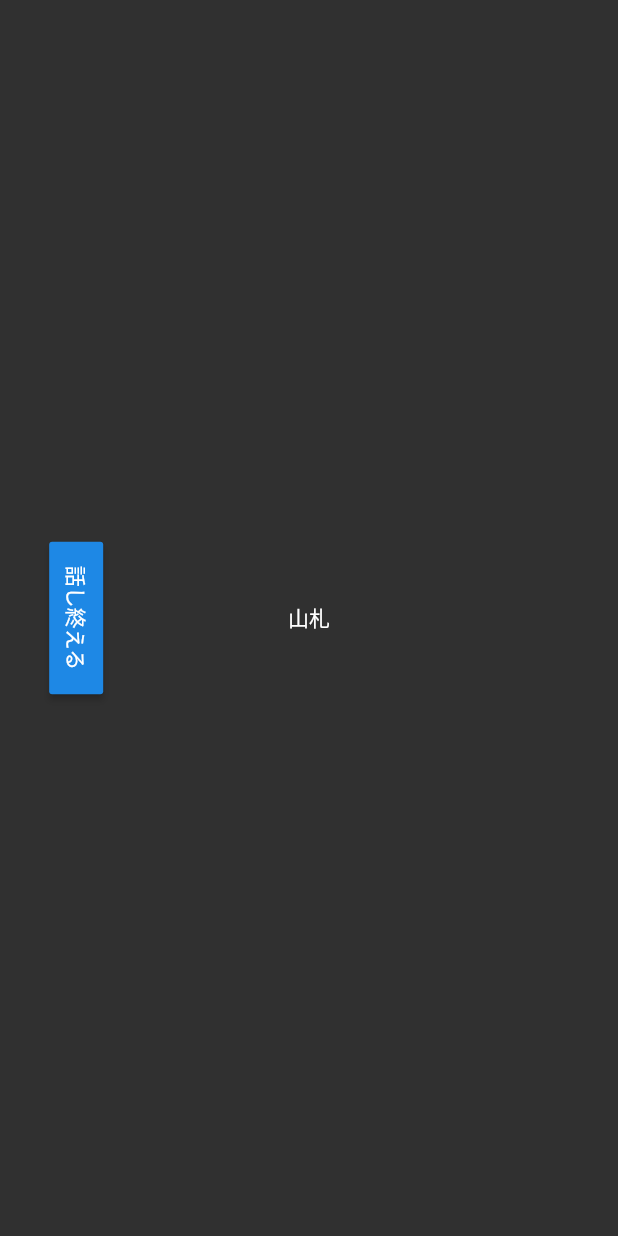
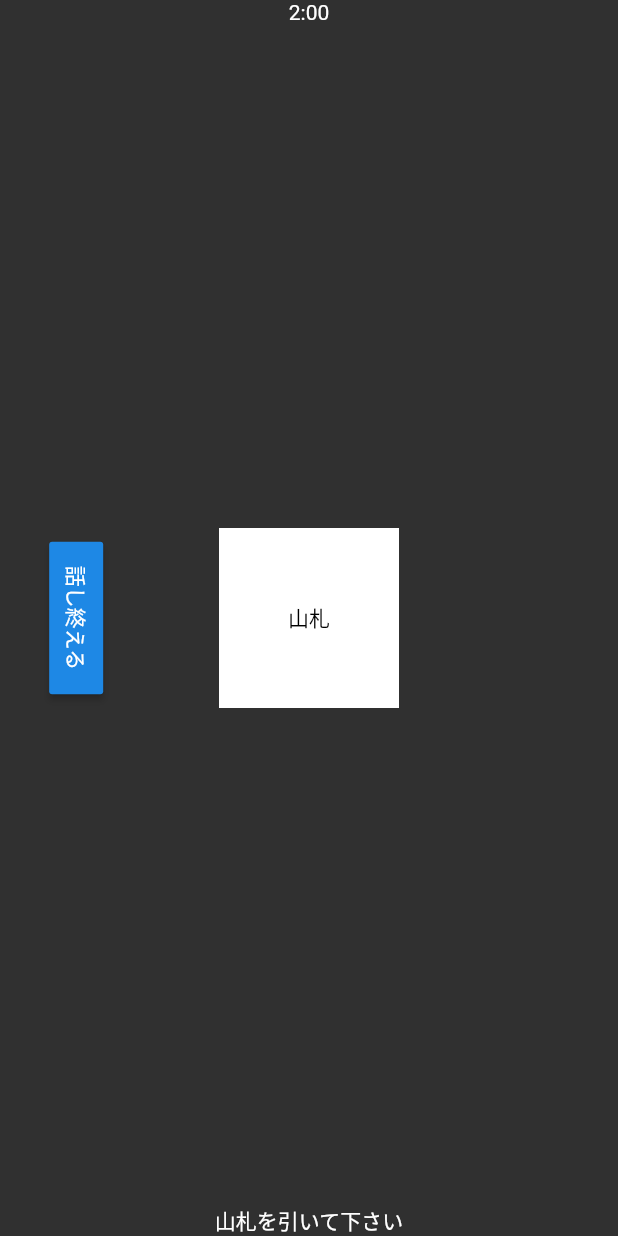
Before and after one commit to salty317/duel, a Flutter app: the DuelPage screen opened by its route, on a phone screen of 412 x 824 dp. Run offline on Flutter 3.47's test engine with Material 2 defaults, Android fonts, the phone set to English and light mode, and no system bars.

Commit message:
create dummydata

```diff
--- a/lib/duel.dart
+++ b/lib/duel.dart
@@ -38,38 +38,59 @@ class MyHomePageState extends State<DuelPage> {
   }
 
   Widget build(BuildContext context) {
-    /*return Scaffold(
-      body: Center(
-        child: Row(
-          mainAxisAlignment: MainAxisAlignment.spac,
-          children: <Widget>[
-            Align(
-                alignment: Alignment.centerLeft,
-                child: Transform.rotate(
-                    angle: 90, child: count == 0 ? _showBtn() : Text(''))),
-            Align(alignment: Alignment.center, child: Text('山札')),
-            Align(
-                alignment: Alignment.centerRight,
-                child: Transform.rotate(
-                    angle: 90, child: count == 1 ? _showBtn() : Text('')))
-          ],
-        ),
-      ),
-    );*/
     return Scaffold(
         body: Stack(children: <Widget>[
+      Align(
+        alignment: Alignment.topCenter,
+        child: Text('2:00'),
+      ),
       Align(
           alignment: Alignment.centerLeft,
           child: Transform.rotate(
               angle: pi / 2, child: count == 0 ? _showBtn() : null)),
-      Align(
-        alignment: Alignment.center,
-        child: Text('山札'),
+      Center(
+        child: GestureDetector(
+            onTap: () {
+              showDialog<bool>(
+    context: context,
+    builder: (BuildContext context) {
+      return new AlertDialog(
+        content: const Text('ここにカードを表示'),
+        actions: <Widget>[
+          new FlatButton(
+            child: const Text('閉じる'),
+            onPressed: () {
+              Navigator.of(context).pop(false);
+            },
+          ),
+        ],
+      );
+    },
+  );
+            },
+            child: Container(
+              height: 120,
+              width: 120,
+              color: Colors.white,
+              child: Align(
+                alignment: Alignment.center,
+                child: Text(
+                  '山札',
+                  style: TextStyle(
+                    color: Colors.black,
+                  ),
+                ),
+              ),
+            )),
       ),
       Align(
           alignment: Alignment.centerRight,
           child: Transform.rotate(
-              angle: pi / -2, child: count == 1 ? _showBtn() : null))
+              angle: pi / -2, child: count == 1 ? _showBtn() : null)),
+      Align(
+        alignment: Alignment.bottomCenter,
+        child: Text('山札を引いて下さい'),
+      ),
     ]));
   }
 
```
